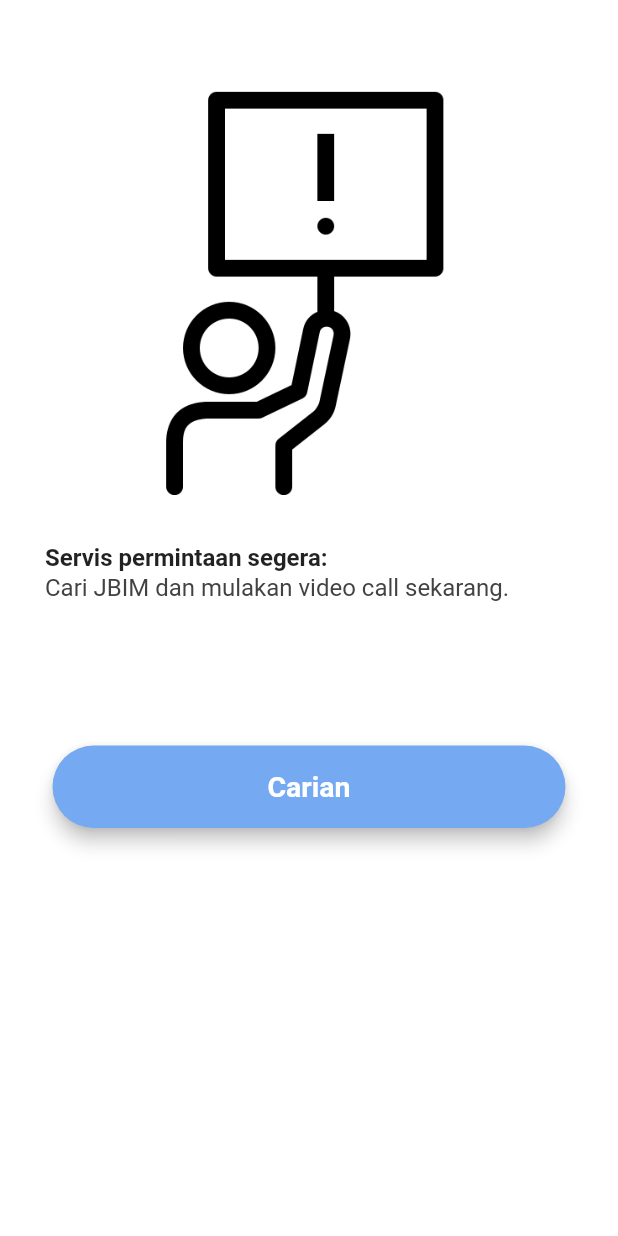
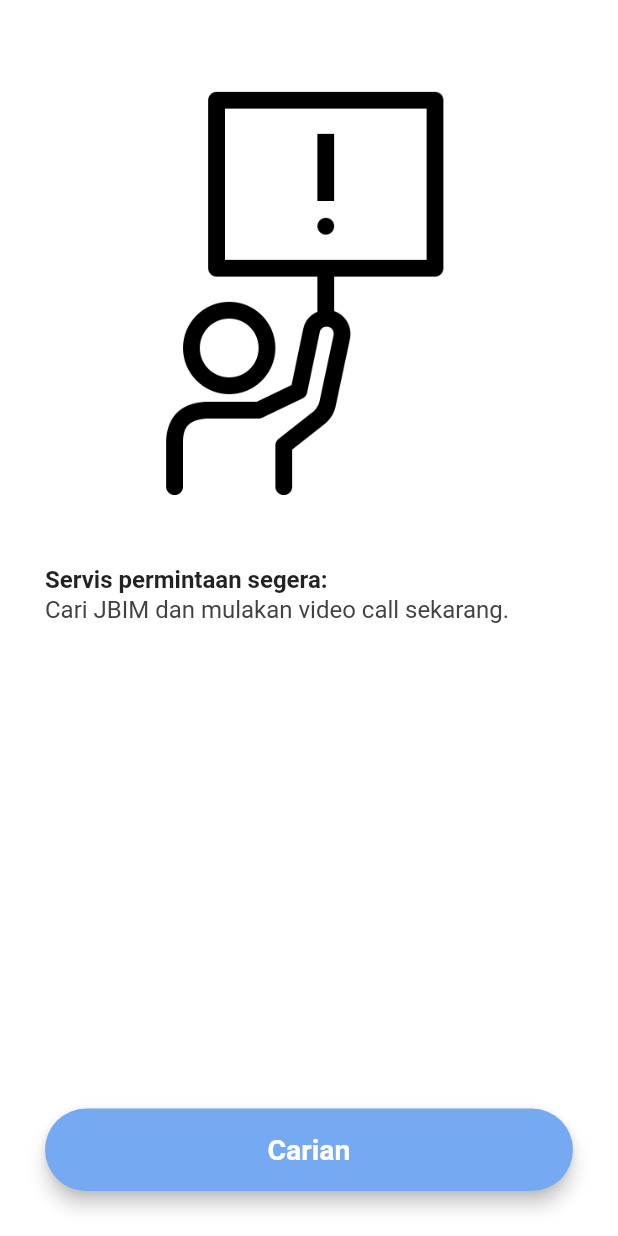
Before and after one commit to Hunzisong/DITE, a Flutter app: the OnDemandUserPage screen opened directly, on a phone screen of 412 x 824 dp. Run offline on Flutter 3.47's test engine with Material 2 defaults, Android fonts, the phone set to English and light mode, and no system bars; our stand-ins replace firebase_auth, flutter_slidable, flutter_spinkit, modal_progress_hud, permission_handler; missing offline and left inert: agora_rtc_engine; accounts and stored records are empty.

Commit message:
Refactored UI for on-demand page for users

```diff
--- a/lib/constants.dart
+++ b/lib/constants.dart
@@ -53,7 +53,7 @@ class Colours {
   static Color accept = Colors.green[300];
   static Color cancel = Colors.red[300];
   static Color lightGrey = Colors.grey[200];
-  static Color grey = Colors.grey[350];
+  static Color grey = Colors.grey[400];
   static Color darkGrey = Colors.grey[800];
   static Color black = Colors.black87;
   static Color success = Color(0xFF0AC380);
--- a/lib/home/navigation.dart
+++ b/lib/home/navigation.dart
@@ -12,7 +12,7 @@ class Navigation extends StatefulWidget {
 }
 
 class _NavigationState extends State<Navigation> {
-  static bool isSLI = true;
+  static bool isSLI = false;
   int _currentPageIndex = 0;
   // determine whether its user or sli tab pages
   final List<Widget> _pages = isSLI ? [OnDemandSLIPage(), Reservation(), Transaction(), Profile()] : [OnDemandUserPage(), Reservation(), Transaction(), Profile()];
--- a/lib/home/on_demand/on_demand_user_loading_page.dart
+++ b/lib/home/on_demand/on_demand_user_loading_page.dart
@@ -32,7 +32,9 @@ class OnDemandUserLoadingPage extends StatelessWidget {
             padding: EdgeInsets.only(top: Dimensions.d_15),
             child: Text(
               'Sedang memuatkan, sila bersabar ...',
-              style: TextStyle(fontSize: FontSizes.smallerText,),
+              style: TextStyle(fontSize: FontSizes.smallerText,
+              color: Colours.grey,
+              fontWeight: FontWeight.w500),
             ),
           )
         ],
--- a/lib/home/on_demand/on_demand_user_page.dart
+++ b/lib/home/on_demand/on_demand_user_page.dart
@@ -29,6 +29,7 @@ class _OnDemandUserPageState extends State<OnDemandUserPage> {
             },
           )
         : pairingComplete
+
             /// TODO: Replace Container with finished page afterwards
             ? Center(
                 child: Text('Pairing Complete'),
@@ -48,7 +49,7 @@ class _OnDemandUserPageState extends State<OnDemandUserPage> {
                               image: AssetImage('images/onDemand.png'),
                             ),
                           ),
-                          SizedBox(height: Dimensions.d_15),
+                          SizedBox(height: Dimensions.d_30),
                           ListTile(
                             contentPadding: EdgeInsets.all(Dimensions.d_0),
                             title: Text('Servis permintaan segera:',
@@ -62,21 +63,21 @@ class _OnDemandUserPageState extends State<OnDemandUserPage> {
                                   color: Colours.darkGrey),
                             ),
                           ),
-                          SizedBox(height: Dimensions.d_65),
-                          UserButton(
-                            text: 'Carian',
-                            color: Colours.blue,
-                            onClick: () {
-                              setState(() {
-                                loadingScreen = true;
-                              });
-                            },
-                          ),
                         ],
                       ),
                     ),
                   ],
                 ),
+                bottomNavigationBar: UserButton(
+                  text: 'Carian',
+                  padding: EdgeInsets.all(Dimensions.d_30),
+                  color: Colours.blue,
+                  onClick: () {
+                    setState(() {
+                      loadingScreen = true;
+                    });
+                  },
+                ),
               );
   }
 }
```
